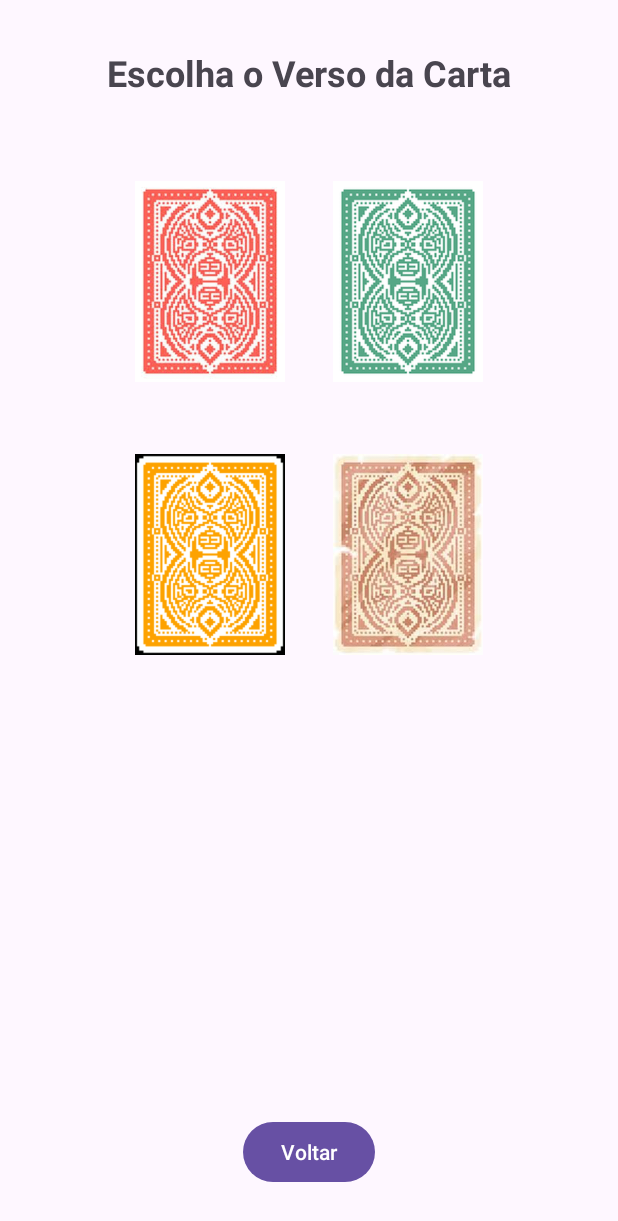
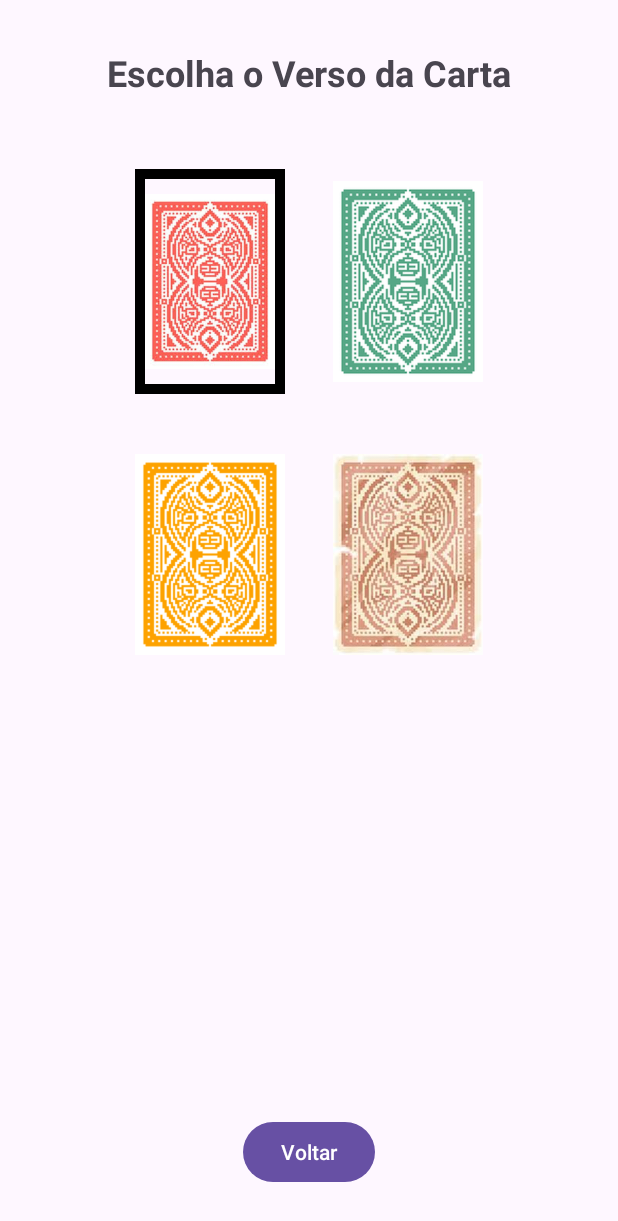
Before and after one commit to PanDisney/GRUPO-TAES-2025, an Android app: the CustomizationActivity screen opened directly, with no data from a screen before it, after a tap on "Red Back", on a phone screen of 412 x 824 dp. Shown: the top 1221 px of the screen. Run offline under Robolectric (Android 15) with nearby library versions, the phone set to English and light mode, and no system bars.

Commit message:
03:parte 2

```diff
--- a/code/BiscaTAES/app/src/main/java/com/example/biscataes/CustomizationActivity.kt
+++ b/code/BiscaTAES/app/src/main/java/com/example/biscataes/CustomizationActivity.kt
@@ -1,23 +1,34 @@
 package com.example.biscataes
 
 import android.content.Context
+import android.graphics.Color
+import android.graphics.drawable.GradientDrawable
 import android.os.Bundle
 import android.widget.Button
 import android.widget.ImageButton
-import android.widget.Toast
 import androidx.appcompat.app.AppCompatActivity
 
 class CustomizationActivity : AppCompatActivity() {
+
+    private lateinit var btnRed: ImageButton
+    private lateinit var btnGreen: ImageButton
+    private lateinit var btnYellow: ImageButton
+    private lateinit var btnAbandoned: ImageButton
 
     override fun onCreate(savedInstanceState: Bundle?) {
         super.onCreate(savedInstanceState)
         setContentView(R.layout.activity_customization)
 
-        val btnRed = findViewById<ImageButton>(R.id.btnRed)
-        val btnGreen = findViewById<ImageButton>(R.id.btnGreen)
-        val btnYellow = findViewById<ImageButton>(R.id.btnYellow)
-        val btnAbandoned = findViewById<ImageButton>(R.id.btnAbandoned)
+        btnRed = findViewById(R.id.btnRed)
+        btnGreen = findViewById(R.id.btnGreen)
+        btnYellow = findViewById(R.id.btnYellow)
+        btnAbandoned = findViewById(R.id.btnAbandoned)
         val btnBack = findViewById<Button>(R.id.btnBack)
+
+        // Carregar a preferência atual para destacar o botão correto
+        val sharedPref = getSharedPreferences("GameSettings", Context.MODE_PRIVATE)
+        val currentSelection = sharedPref.getString("card_back", "back_card_red") ?: "back_card_red"
+        highlightSelection(currentSelection)
 
         btnRed.setOnClickListener {
             savePreference("back_card_red")
@@ -46,6 +57,39 @@ class CustomizationActivity : AppCompatActivity() {
             putString("card_back", drawableName)
             apply()
         }
-        Toast.makeText(this, "Verso da carta atualizado!", Toast.LENGTH_SHORT).show()
+        highlightSelection(drawableName)
+        // Toast removido conforme solicitado
+    }
+
+    private fun highlightSelection(selectedDrawableName: String) {
+        // Lista de todos os botões
+        val buttons = listOf(
+            "back_card_red" to btnRed,
+            "back_card_green" to btnGreen,
+            "back_card_yellow" to btnYellow,
+            "back_card_abandoned" to btnAbandoned
+        )
+
+        for ((name, button) in buttons) {
+            if (name == selectedDrawableName) {
+                // Adicionar borda preta
+                val shape = GradientDrawable()
+                shape.shape = GradientDrawable.RECTANGLE
+                shape.setColor(Color.TRANSPARENT) // Fundo transparente
+                shape.setStroke(10, Color.BLACK) // Borda preta de 5px
+                shape.cornerRadius = 0f // Ajuste conforme necessário
+                button.background = shape
+                // Como o background pode sobrepor a imagem dependendo de como o ImageButton funciona (src vs background),
+                // e no XML definimos android:background="@android:color/transparent" e src="@drawable/...",
+                // definir o background aqui vai desenhar por trás do src.
+                // Se o src não preencher tudo, a borda aparecerá.
+                // Para garantir que a borda fica visivel "à volta", o padding pode ser util.
+                button.setPadding(10, 10, 10, 10)
+            } else {
+                // Remover borda
+                button.background = null
+                button.setPadding(0, 0, 0, 0)
+            }
+        }
     }
 }
```
Also changed, not shown: code/BiscaTAES/app/src/main/res/drawable/back_card_yellow.png.
